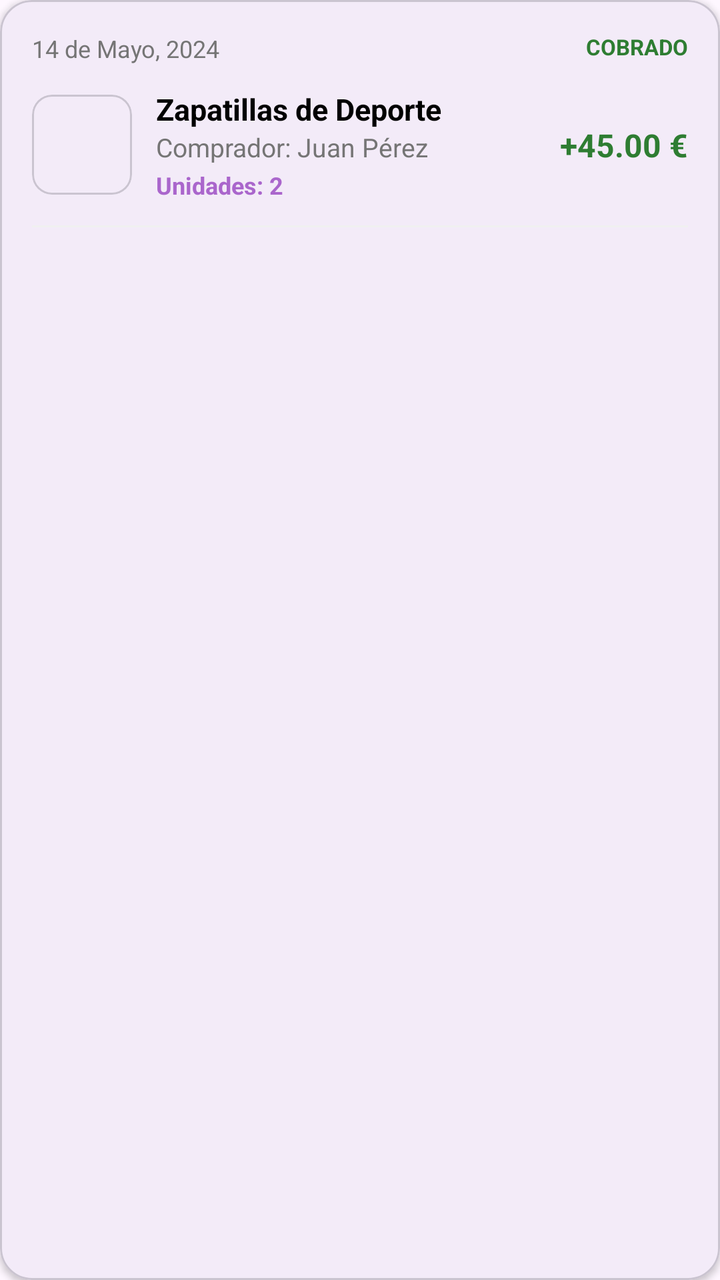
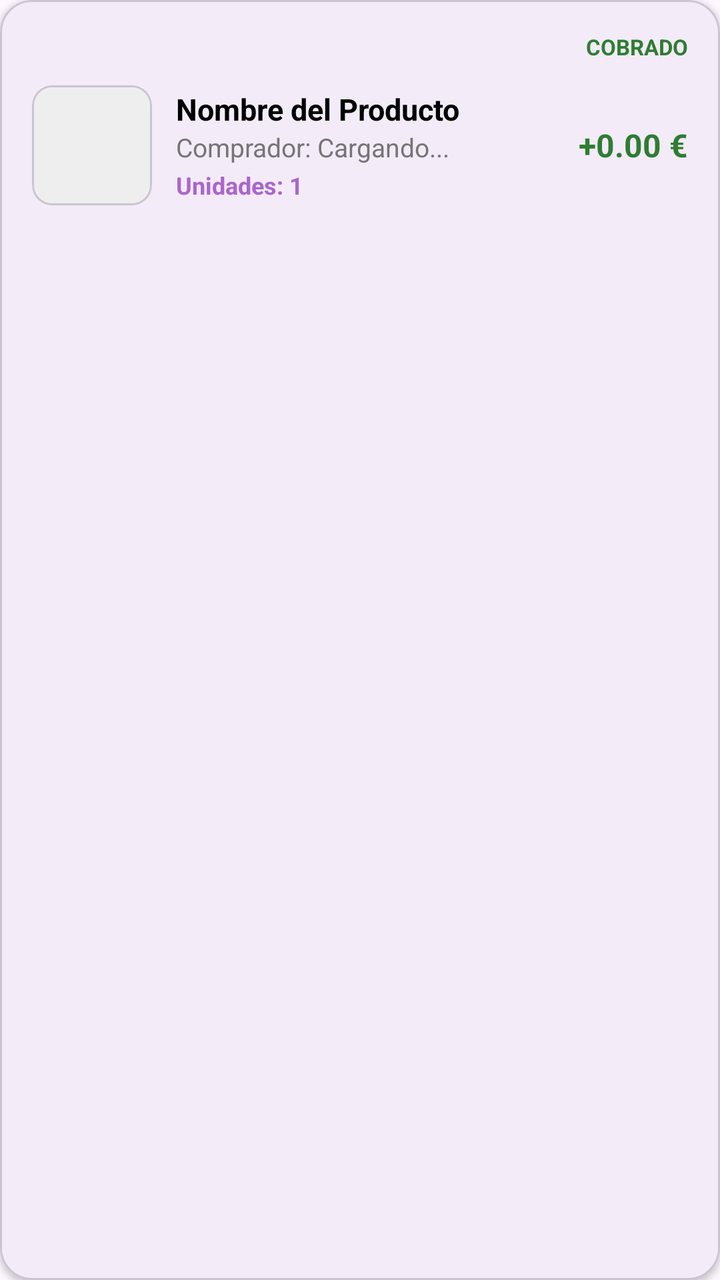

Before-and-after screenshots of an Android layout around one commit, followed by the original layout XML and the change that was made.
<!-- AndroidManifest.xml: application theme Theme.ProyectoIntermodularTFG -->
<!-- res/layout/recycler_view_item_venta_realizada.xml -->
<?xml version="1.0" encoding="utf-8"?>
<com.google.android.material.card.MaterialCardView xmlns:android="http://schemas.android.com/apk/res/android"
    xmlns:app="http://schemas.android.com/apk/res-auto"
    android:layout_width="match_parent"
    android:layout_height="wrap_content"
    android:layout_marginHorizontal="12dp"
    android:layout_marginVertical="8dp"
    app:cardCornerRadius="16dp"
    app:cardElevation="2dp">

    <LinearLayout
        android:layout_width="match_parent"
        android:layout_height="wrap_content"
        android:orientation="vertical"
        android:padding="16dp">

        <RelativeLayout
            android:layout_width="match_parent"
            android:layout_height="wrap_content">

            <TextView
                android:id="@+id/tvVentaFecha"
                android:layout_width="wrap_content"
                android:layout_height="wrap_content"
                android:text="14 de Mayo, 2024"
                android:textColor="#757575"
                android:textSize="12sp" />

            <TextView
                android:id="@+id/tvVentaEstadoCobro"
                android:layout_width="wrap_content"
                android:layout_height="wrap_content"
                android:layout_alignParentEnd="true"
                android:text="COBRADO"
                android:textColor="#2E7D32"
                android:textSize="11sp"
                android:textStyle="bold" />
        </RelativeLayout>

        <LinearLayout
            android:layout_width="match_parent"
            android:layout_height="wrap_content"
            android:layout_marginTop="12dp"
            android:gravity="center_vertical"
            android:orientation="horizontal">

            <com.google.android.material.card.MaterialCardView
                android:layout_width="50dp"
                android:layout_height="50dp"
                app:cardCornerRadius="10dp"
                app:cardElevation="0dp">
                <ImageView
                    android:id="@+id/ivVentaProductoImagen"
                    android:layout_width="match_parent"
                    android:layout_height="match_parent"
                    android:scaleType="centerCrop" />
            </com.google.android.material.card.MaterialCardView>

            <LinearLayout
                android:layout_width="0dp"
                android:layout_height="wrap_content"
                android:layout_weight="1"
                android:layout_marginStart="12dp"
                android:orientation="vertical">

                <TextView
                    android:id="@+id/tvVentaProductoNombre"
                    android:layout_width="wrap_content"
                    android:layout_height="wrap_content"
                    android:text="Zapatillas de Deporte"
                    android:textStyle="bold"
                    android:textColor="@color/black"
                    android:textSize="15sp" />

                <TextView
                    android:id="@+id/tvVentaComprador"
                    android:layout_width="wrap_content"
                    android:layout_height="wrap_content"
                    android:text="Comprador: Juan Pérez"
                    android:textColor="#757575"
                    android:textSize="13sp" />

                <TextView
                    android:id="@+id/tvVentaCantidad"
                    android:layout_width="wrap_content"
                    android:layout_height="wrap_content"
                    android:text="Unidades: 2"
                    android:textColor="@android:color/holo_purple"
                    android:textSize="12sp"
                    android:textStyle="bold"
                    android:layout_marginTop="2dp" />
            </LinearLayout>

            <TextView
                android:id="@+id/tvVentaPrecio"
                android:layout_width="wrap_content"
                android:layout_height="wrap_content"
                android:text="+45.00 €"
                android:textStyle="bold"
                android:textColor="#2E7D32"
                android:textSize="16sp" />
        </LinearLayout>

        <View
            android:layout_width="match_parent"
            android:layout_height="1dp"
            android:background="#F0F0F0"
            android:layout_marginVertical="12dp"/>

    </LinearLayout>
</com.google.android.material.card.MaterialCardView>
<!-- resources referenced by this layout -->
<resources>
  <color name="black">#FF000000</color>
  <style name="Theme.ProyectoIntermodularTFG" parent="Base.Theme.ProyectoIntermodularTFG" />
  <style name="Base.Theme.ProyectoIntermodularTFG" parent="Theme.Material3.DayNight.NoActionBar">
          
          
      </style>
</resources>

<!-- the commit's change to res/layout/recycler_view_item_venta_realizada.xml (unified diff, before → after) -->
@@ -19,14 +19,6 @@
             android:layout_height="wrap_content">
 
             <TextView
-                android:id="@+id/tvVentaFecha"
-                android:layout_width="wrap_content"
-                android:layout_height="wrap_content"
-                android:text="14 de Mayo, 2024"
-                android:textColor="#757575"
-                android:textSize="12sp" />
-
-            <TextView
                 android:id="@+id/tvVentaEstadoCobro"
                 android:layout_width="wrap_content"
                 android:layout_height="wrap_content"
@@ -45,15 +37,16 @@
             android:orientation="horizontal">
 
             <com.google.android.material.card.MaterialCardView
-                android:layout_width="50dp"
-                android:layout_height="50dp"
+                android:layout_width="60dp"
+                android:layout_height="60dp"
                 app:cardCornerRadius="10dp"
                 app:cardElevation="0dp">
                 <ImageView
                     android:id="@+id/ivVentaProductoImagen"
                     android:layout_width="match_parent"
                     android:layout_height="match_parent"
-                    android:scaleType="centerCrop" />
+                    android:scaleType="centerCrop"
+                    android:background="#EEE"/>
             </com.google.android.material.card.MaterialCardView>
 
             <LinearLayout
@@ -67,7 +60,7 @@
                     android:id="@+id/tvVentaProductoNombre"
                     android:layout_width="wrap_content"
                     android:layout_height="wrap_content"
-                    android:text="Zapatillas de Deporte"
+                    android:text="Nombre del Producto"
                     android:textStyle="bold"
                     android:textColor="@color/black"
                     android:textSize="15sp" />
@@ -76,7 +69,7 @@
                     android:id="@+id/tvVentaComprador"
                     android:layout_width="wrap_content"
                     android:layout_height="wrap_content"
-                    android:text="Comprador: Juan Pérez"
+                    android:text="Comprador: Cargando..."
                     android:textColor="#757575"
                     android:textSize="13sp" />
 
@@ -84,7 +77,7 @@
                     android:id="@+id/tvVentaCantidad"
                     android:layout_width="wrap_content"
                     android:layout_height="wrap_content"
-                    android:text="Unidades: 2"
+                    android:text="Unidades: 1"
                     android:textColor="@android:color/holo_purple"
                     android:textSize="12sp"
                     android:textStyle="bold"
@@ -95,17 +88,10 @@
                 android:id="@+id/tvVentaPrecio"
                 android:layout_width="wrap_content"
                 android:layout_height="wrap_content"
-                android:text="+45.00 €"
+                android:text="+0.00 €"
                 android:textStyle="bold"
                 android:textColor="#2E7D32"
                 android:textSize="16sp" />
         </LinearLayout>
-
-        <View
-            android:layout_width="match_parent"
-            android:layout_height="1dp"
-            android:background="#F0F0F0"
-            android:layout_marginVertical="12dp"/>
-
     </LinearLayout>
 </com.google.android.material.card.MaterialCardView>
